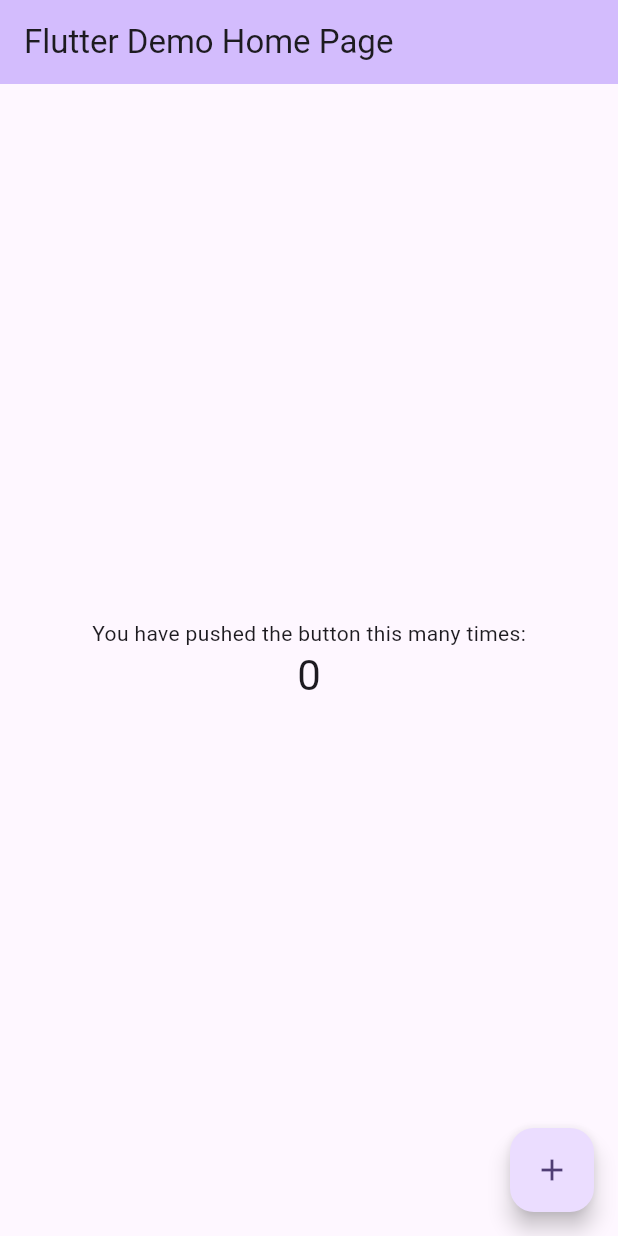
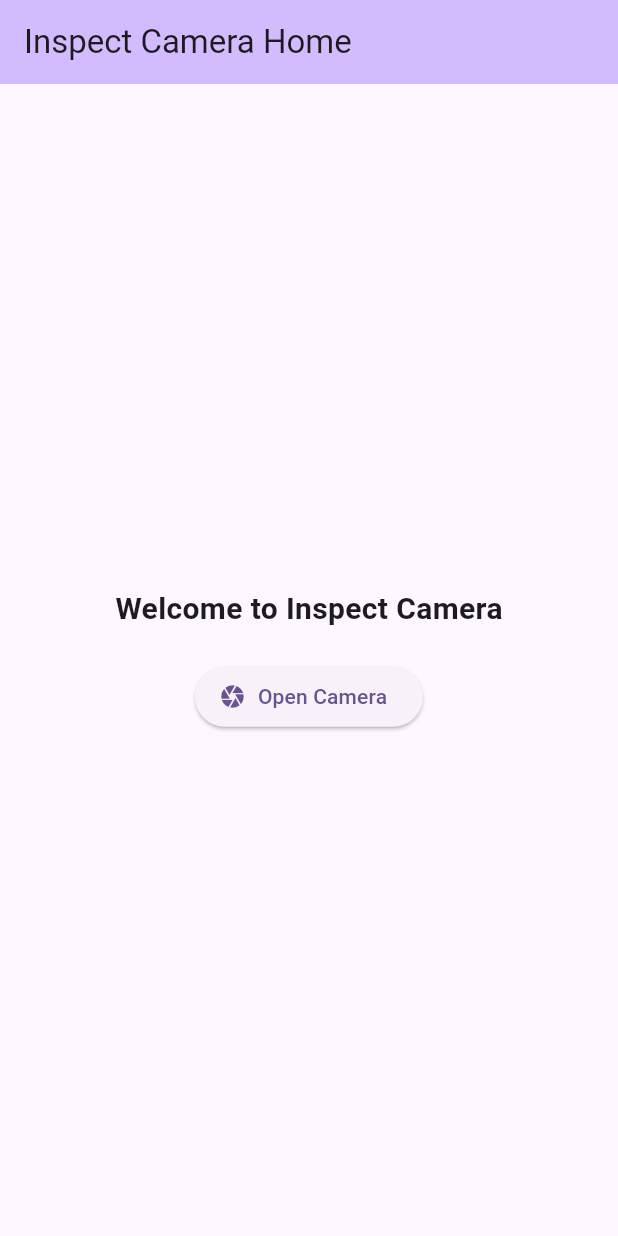
Before and after one commit to could-ai/019ac375-3489-7974-b7f5-49c69e82cf21, a Flutter app: the screen it shows after launch, on a phone screen of 412 x 824 dp. Run offline on Flutter 3.47's test engine with Material 3 defaults, Android fonts, the phone set to English and light mode, and no system bars; our stand-ins replace camera.

```diff
--- a/usr/lib/main.dart
+++ b/usr/lib/main.dart
@@ -1,123 +1,88 @@
 import 'package:flutter/material.dart';
+import 'package:camera/camera.dart';
+import 'camera_screen.dart';
 
-void main() {
-  runApp(const MyApp());
+Future<void> main() async {
+  // Ensure that plugin services are initialized so that `availableCameras()`
+  // can be called before `runApp()`
+  WidgetsFlutterBinding.ensureInitialized();
+
+  // Obtain a list of the available cameras on the device.
+  final cameras = await availableCameras();
+
+  // Get a specific camera from the list of available cameras.
+  final firstCamera = cameras.isNotEmpty ? cameras.first : null;
+
+  runApp(MyApp(camera: firstCamera));
 }
 
 class MyApp extends StatelessWidget {
-  const MyApp({super.key});
+  final CameraDescription? camera;
 
-  // This widget is the root of your application.
+  const MyApp({super.key, this.camera});
+
   @override
   Widget build(BuildContext context) {
     return MaterialApp(
-      title: 'Flutter Demo',
+      title: 'Inspect Camera App',
       debugShowCheckedModeBanner: false,
       theme: ThemeData(
-        // This is the theme of your application.
-        //
-        // TRY THIS: Try running your application with "flutter run". You'll see
-        // the application has a purple toolbar. Then, without quitting the app,
-        // try changing the seedColor in the colorScheme below to Colors.green
-        // and then invoke "hot reload" (save your changes or press the "hot
-        // reload" button in a Flutter-supported IDE, or press "r" if you used
-        // the command line to start the app).
-        //
-        // Notice that the counter didn't reset back to zero; the application
-        // state is not lost during the reload. To reset the state, use hot
-        // restart instead.
-        //
-        // This works for code too, not just values: Most code changes can be
-        // tested with just a hot reload.
         colorScheme: ColorScheme.fromSeed(seedColor: Colors.deepPurple),
+        useMaterial3: true,
       ),
       initialRoute: '/',
       routes: {
-        '/': (context) => const MyHomePage(title: 'Flutter Demo Home Page'),
+        '/': (context) => HomeScreen(camera: camera),
       },
     );
   }
 }
 
-class MyHomePage extends StatefulWidget {
-  const MyHomePage({super.key, required this.title});
+class HomeScreen extends StatelessWidget {
+  final CameraDescription? camera;
 
-  // This widget is the home page of your application. It is stateful, meaning
-  // that it has a State object (defined below) that contains fields that affect
-  // how it looks.
-
-  // This class is the configuration for the state. It holds the values (in this
-  // case the title) provided by the parent (in this case the App widget) and
-  // used by the build method of the State. Fields in a Widget subclass are
-  // always marked "final".
-
-  final String title;
-
-  @override
-  State<MyHomePage> createState() => _MyHomePageState();
-}
-
-class _MyHomePageState extends State<MyHomePage> {
-  int _counter = 0;
-
-  void _incrementCounter() {
-    setState(() {
-      // This call to setState tells the Flutter framework that something has
-      // changed in this State, which causes it to rerun the build method below
-      // so that the display can reflect the updated values. If we changed
-      // _counter without calling setState(), then the build method would not be
-      // called again, and so nothing would appear to happen.
-      _counter++;
-    });
-  }
+  const HomeScreen({super.key, this.camera});
 
   @override
   Widget build(BuildContext context) {
-    // This method is rerun every time setState is called, for instance as done
-    // by the _incrementCounter method above.
-    //
-    // The Flutter framework has been optimized to make rerunning build methods
-    // fast, so that you can just rebuild anything that needs updating rather
-    // than having to individually change instances of widgets.
     return Scaffold(
       appBar: AppBar(
-        // TRY THIS: Try changing the color here to a specific color (to
-        // Colors.amber, perhaps?) and trigger a hot reload to see the AppBar
-        // change color while the other colors stay the same.
+        title: const Text('Inspect Camera Home'),
         backgroundColor: Theme.of(context).colorScheme.inversePrimary,
-        // Here we take the value from the MyHomePage object that was created by
-        // the App.build method, and use it to set our appbar title.
-        title: Text(widget.title),
       ),
       body: Center(
-        // Center is a layout widget. It takes a single child and positions it
-        // in the middle of the parent.
         child: Column(
-          // Column is also a layout widget. It takes a list of children and
-          // arranges them vertically. By default, it sizes itself to fit its
-          // children horizontally, and tries to be as tall as its parent.
-          //
-          // Column has various properties to control how it sizes itself and
-          // how it positions its children. Here we use mainAxisAlignment to
-          // center the children vertically; the main axis here is the vertical
-          // axis because Columns are vertical (the cross axis would be
-          // horizontal).
-          //
-          // TRY THIS: Invoke "debug painting" (choose the "Toggle Debug Paint"
-          // action in the IDE, or press "p" in the console), to see the
-          // wireframe for each widget.
           mainAxisAlignment: MainAxisAlignment.center,
-          children: <Widget>[
-            const Text('You have pushed the button this many times:'),
-            Text('$_counter', style: Theme.of(context).textTheme.headlineMedium),
+          children: [
+            const Text(
+              'Welcome to Inspect Camera',
+              style: TextStyle(fontSize: 20, fontWeight: FontWeight.bold),
+            ),
+            const SizedBox(height: 20),
+            if (camera != null)
+              ElevatedButton.icon(
+                onPressed: () {
+                  Navigator.push(
+                    context,
+                    MaterialPageRoute(
+                      builder: (context) => CameraScreen(camera: camera!),
+                    ),
+                  );
+                },
+                icon: const Icon(Icons.camera),
+                label: const Text('Open Camera'),
+              )
+            else
+              const Card(
+                color: Colors.orangeAccent,
+                child: Padding(
+                  padding: EdgeInsets.all(16.0),
+                  child: Text('No camera detected on this device'),
+                ),
+              ),
           ],
         ),
       ),
-      floatingActionButton: FloatingActionButton(
-        onPressed: _incrementCounter,
-        tooltip: 'Increment',
-        child: const Icon(Icons.add),
-      ), // This trailing comma makes auto-formatting nicer for build methods.
     );
   }
 }
```
Also changed, not shown: usr/lib/camera_screen.dart (added, +112 -0 lines), usr/pubspec.yaml (+5 -70 lines), 3 other files.
